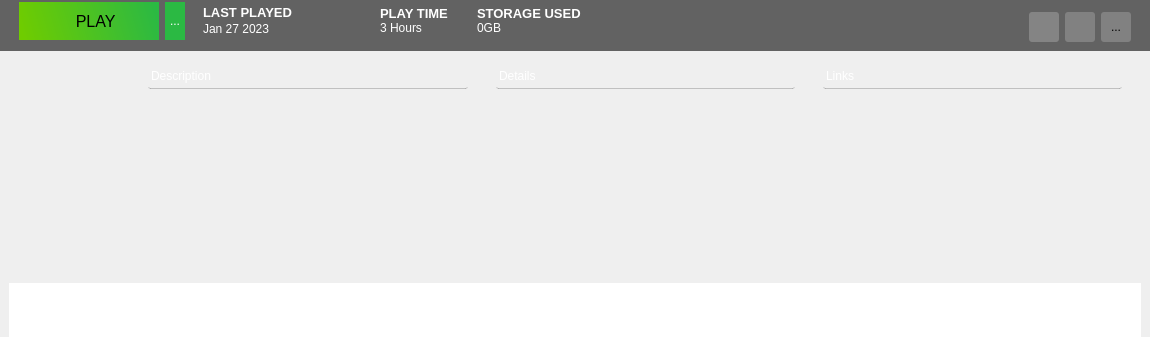
Old version of the form atlas/ui/widgets/games/GameWidget.ui in the repository KJNeko/Atlas; both pictures show x 0 to 1150 and y 309 to 646 of the 1150 by 780 pixel window.
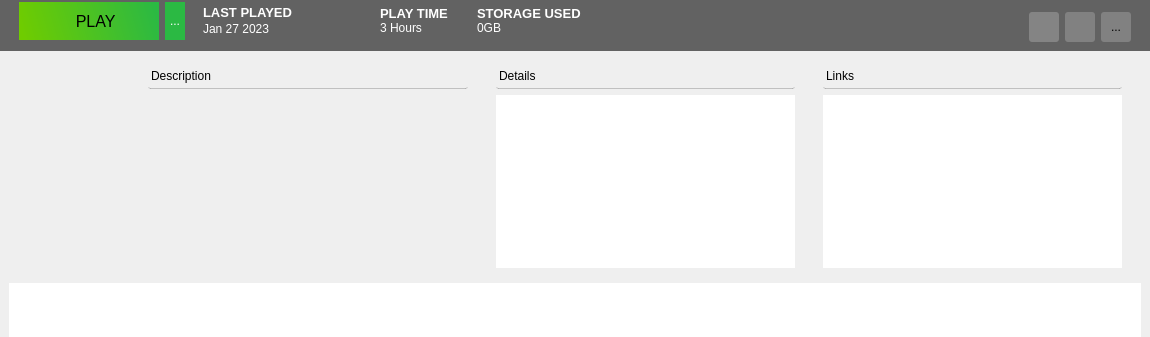
New version of the form. Icons and pictures are not drawn.

Commit message: removed more forced stylesheet settings

```diff
--- a/atlas/ui/widgets/games/GameWidget.ui
+++ b/atlas/ui/widgets/games/GameWidget.ui
@@ -779,7 +779,7 @@
                  </size>
                 </property>
                 <property name="styleSheet">
-                 <string notr="true">background:none;</string>
+                 <string notr="true"/>
                 </property>
                 <layout class="QGridLayout" name="gridLayout_13">
                  <item row="0" column="0">
@@ -792,8 +792,7 @@
 border-top:none;
 border-right: none;
 border-left:none;
-padding-bottom:5px;
-color: rgb(255, 255, 255);</string>
+padding-bottom:5px;</string>
                    </property>
                    <property name="text">
                     <string>Links</string>
@@ -803,8 +802,7 @@
                  <item row="1" column="0">
                   <widget class="QTextEdit" name="teLinks">
                    <property name="styleSheet">
-                    <string notr="true">background-color:transparent;
-color: rgb(255, 255, 255);</string>
+                    <string notr="true"/>
                    </property>
                   </widget>
                  </item>
@@ -830,7 +828,7 @@
               <item row="4" column="5">
                <widget class="QWidget" name="Info" native="true">
                 <property name="styleSheet">
-                 <string notr="true">background:none;</string>
+                 <string notr="true"/>
                 </property>
                 <layout class="QGridLayout" name="gridLayout_9">
                  <property name="leftMargin">
@@ -851,8 +849,7 @@
                  <item row="1" column="0">
                   <widget class="QTextEdit" name="teDetails">
                    <property name="styleSheet">
-                    <string notr="true">background-color:transparent;
-color: rgb(255, 255, 255);</string>
+                    <string notr="true"/>
                    </property>
                   </widget>
                  </item>
@@ -888,7 +885,7 @@
 border-right: none;
 border-left:none;
 padding-bottom:5px;
-color: rgb(255, 255, 255);</string>
+</string>
                       </property>
                       <property name="text">
                        <string>Details</string>
@@ -948,7 +945,7 @@
                  </size>
                 </property>
                 <property name="styleSheet">
-                 <string notr="true">background:none;</string>
+                 <string notr="true"/>
                 </property>
                 <layout class="QGridLayout" name="gridLayout_10">
                  <item row="0" column="0">
@@ -966,8 +963,7 @@
 border-top:none;
 border-right: none;
 border-left:none;
-padding-bottom:5px;
-color: rgb(255, 255, 255);</string>
+padding-bottom:5px;</string>
                    </property>
                    <property name="text">
                     <string>Description</string>
@@ -992,8 +988,7 @@
                     </size>
                    </property>
                    <property name="styleSheet">
-                    <string notr="true">background:transparent;
-color: rgb(255, 255, 255);</string>
+                    <string notr="true"/>
                    </property>
                    <property name="frameShape">
                     <enum>QFrame::NoFrame</enum>
```
